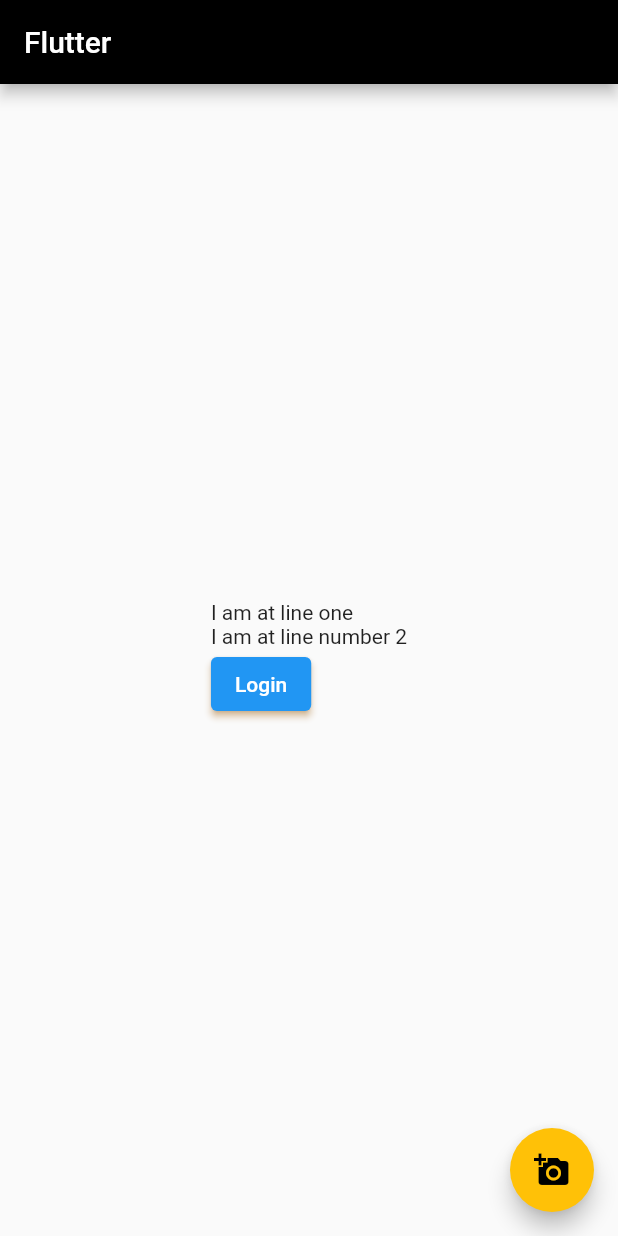
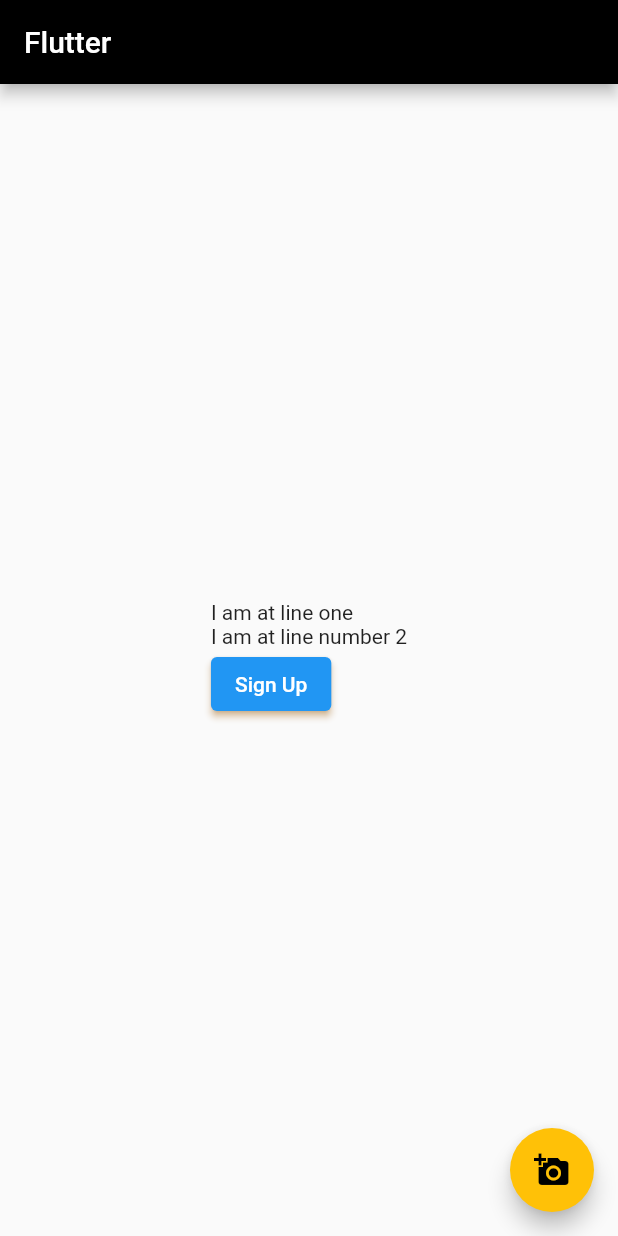
Before and after one commit to punitmantree/FlutterExcersize, a Flutter app: the screen it shows after launch, after a tap on the "add a photo" icon, on a phone screen of 412 x 824 dp. Run offline on Flutter 3.47's test engine with Material 2 defaults, Android fonts, the phone set to English and light mode, and no system bars.

Commit message:
StateLess Widget

```diff
--- a/02/my_stateless/lib/main.dart
+++ b/02/my_stateless/lib/main.dart
@@ -1,7 +1,17 @@
 import 'package:flutter/material.dart';
 
 void main() {
-  var app = MaterialApp(
+  runApp(MyApp());
+}
+
+void onPressed() {}
+
+class MyApp extends StatelessWidget {
+  const MyApp({super.key});
+
+  @override
+  Widget build(BuildContext context) {
+    return MaterialApp(
       title: 'Flutter App',
       debugShowCheckedModeBanner: false,
       theme: ThemeData(
@@ -27,7 +37,7 @@ void main() {
                   foregroundColor: Colors.white,
                   backgroundColor: Colors.blue,
                   shadowColor: Colors.orangeAccent),
-            child: const Text("Login"),
+              child: const Text("Sign Up"),
             )
           ],
         )),
@@ -40,7 +50,5 @@ void main() {
         ),
       ),
     );
-  runApp(app);
   }
-
-void onPressed() {}
+}
```
Lines whose indentation alone changed are shown as unchanged.
